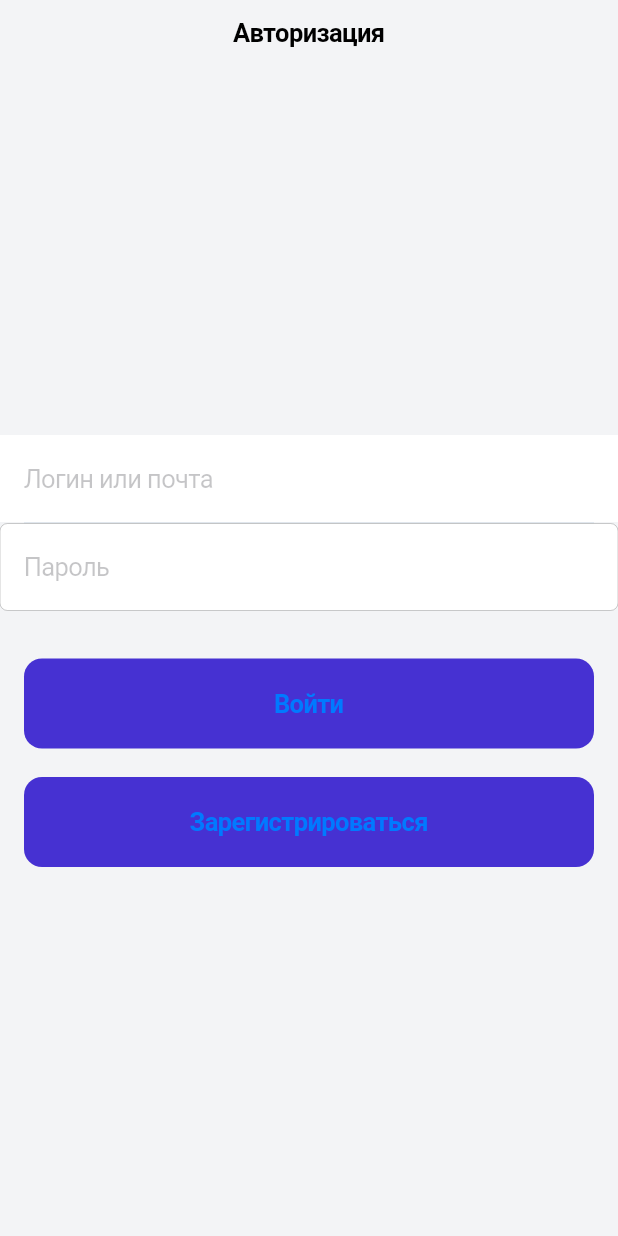
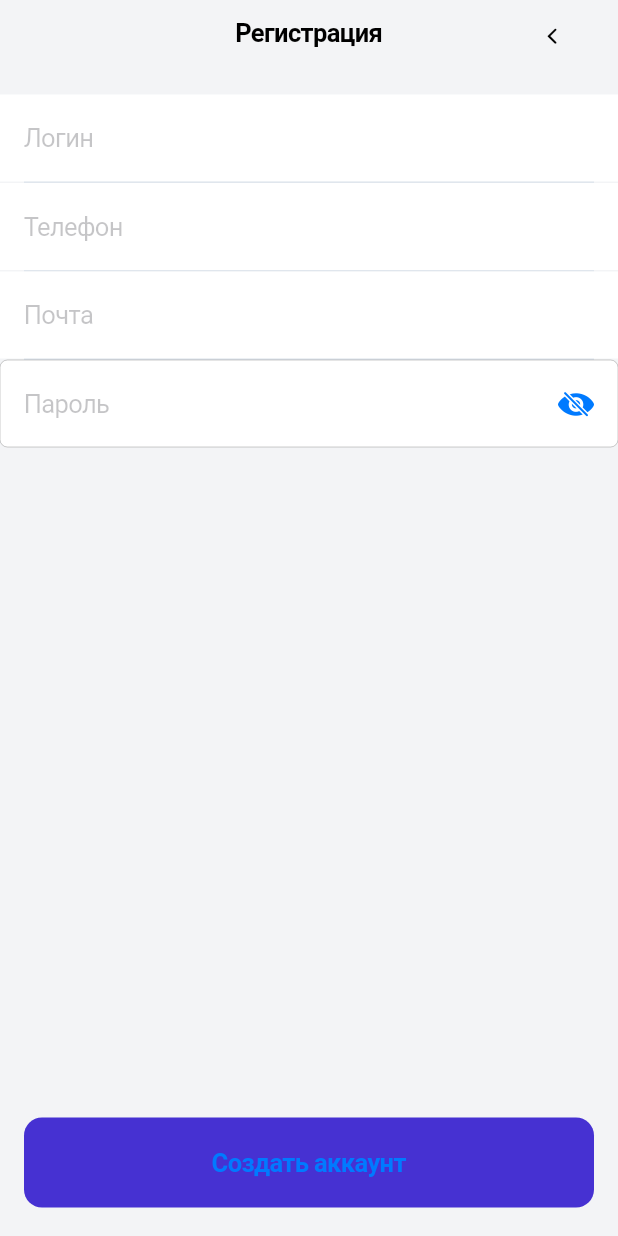
Before and after one commit to nur-git034m/Code_Union, a Flutter app: the screen it shows after launch, on a phone screen of 412 x 824 dp. Run offline on Flutter 3.47's test engine with Material 2 defaults, Android fonts, the phone set to English and light mode, and no system bars.

Commit message:
Initial commit

```diff
--- a/lib/main.dart
+++ b/lib/main.dart
@@ -1,5 +1,6 @@
 import 'package:flutter/cupertino.dart';
 import 'package:flutter_appl/src/screens/auth/auth_screen.dart';
+import 'package:flutter_appl/src/screens/auth/register_screen.dart';
 
 void main() {
   runApp(MyApp());
@@ -11,7 +12,7 @@ class MyApp extends StatelessWidget {
   Widget build(BuildContext context) {
     return CupertinoApp(
       debugShowCheckedModeBanner: false,
-      home: AuthScreen(),
+      home: RegisterScreen(),
     );
   }
 }
--- a/lib/src/screens/auth/auth_screen.dart
+++ b/lib/src/screens/auth/auth_screen.dart
@@ -11,12 +11,16 @@ class AuthScreen extends StatelessWidget {
       backgroundColor: Color(0xFFF3F4F6),
       border: Border(),
         middle: Text('Авторизация'),
+
       ),
+
+
       child: SafeArea(
         child: Column(
-          mainAxisAlignment: MainAxisAlignment.center,
           crossAxisAlignment: CrossAxisAlignment.stretch,
           children: [
+             SizedBox(height: 32,
+            ),
             CupertinoTextField(
             decoration: BoxDecoration(
             color: CupertinoColors.white,
--- /dev/null
+++ b/lib/src/screens/auth/register_screen.dart
@@ -0,0 +1,97 @@
+import 'package:flutter/cupertino.dart';
+import 'package:flutter/material.dart';
+
+class RegisterScreen extends StatelessWidget {
+  const RegisterScreen({key}) : super(key: key);
+
+  @override
+  Widget build(BuildContext context) {
+    return CupertinoPageScaffold(
+      backgroundColor: Color(0xFFF3F4F6),
+      navigationBar: CupertinoNavigationBar(
+      backgroundColor: Color(0xFFF3F4F6),
+      border: Border(
+      ),
+        middle: Text('Регистрация'),
+        trailing: CupertinoButton(
+        child: Icon(CupertinoIcons.back,
+        color: Colors.black,
+        size: 16,
+      ),
+        onPressed: () {},
+      ),
+      ),
+
+      child: SafeArea(
+        child: Column(
+          mainAxisAlignment: MainAxisAlignment.center,
+          crossAxisAlignment: CrossAxisAlignment.stretch,
+          children: [
+            CupertinoTextField(
+            decoration: BoxDecoration(
+            color: CupertinoColors.white,
+            ),
+              placeholder: 'Логин',
+              padding: const EdgeInsets.symmetric(vertical: 19, horizontal: 16),
+            ),
+             Container(
+              height: 1,
+              color: Color(0xFFE0E6ED),
+              margin: const EdgeInsets.symmetric(horizontal: 16),
+            ),
+             CupertinoTextField(
+            decoration: BoxDecoration(
+            color: CupertinoColors.white,
+            ),
+              placeholder: 'Телефон',
+              padding: const EdgeInsets.symmetric(vertical: 19, horizontal: 16),
+            ),
+             Container(
+              height: 1,
+              color: Color(0xFFE0E6ED),
+              margin: const EdgeInsets.symmetric(horizontal: 16),
+            ),
+             CupertinoTextField(
+            decoration: BoxDecoration(
+            color: CupertinoColors.white,
+            ),
+              placeholder: 'Почта',
+              padding: const EdgeInsets.symmetric(vertical: 19, horizontal: 16),
+            ),
+             Container(
+              height: 1,
+              color: Color(0xFFE0E6ED),
+              margin: const EdgeInsets.symmetric(horizontal: 16),
+            ),
+            CupertinoTextField(
+              placeholder: 'Пароль',
+              padding: const EdgeInsets.symmetric(vertical: 19, horizontal: 16),
+               suffix: Row(
+                 children: [
+                   Icon(CupertinoIcons.eye_slash_fill),
+                   SizedBox(width: 16.0,),
+                 ],
+               ),
+               ),
+
+            SizedBox(height: 447,
+            ),
+
+            Padding(
+
+      padding: const EdgeInsets.symmetric(horizontal: 16),
+      child: CupertinoButton(
+        padding: const EdgeInsets.symmetric(vertical: 20),
+        color: Color(0xFF4631D2),
+        child: Text('Создать аккаунт',
+         style: TextStyle(fontWeight: FontWeight.bold),
+        ),
+        onPressed: () {},
+       ),
+     ),
+          ],
+        ),
+      ),
+    );
+  }
+}
```
